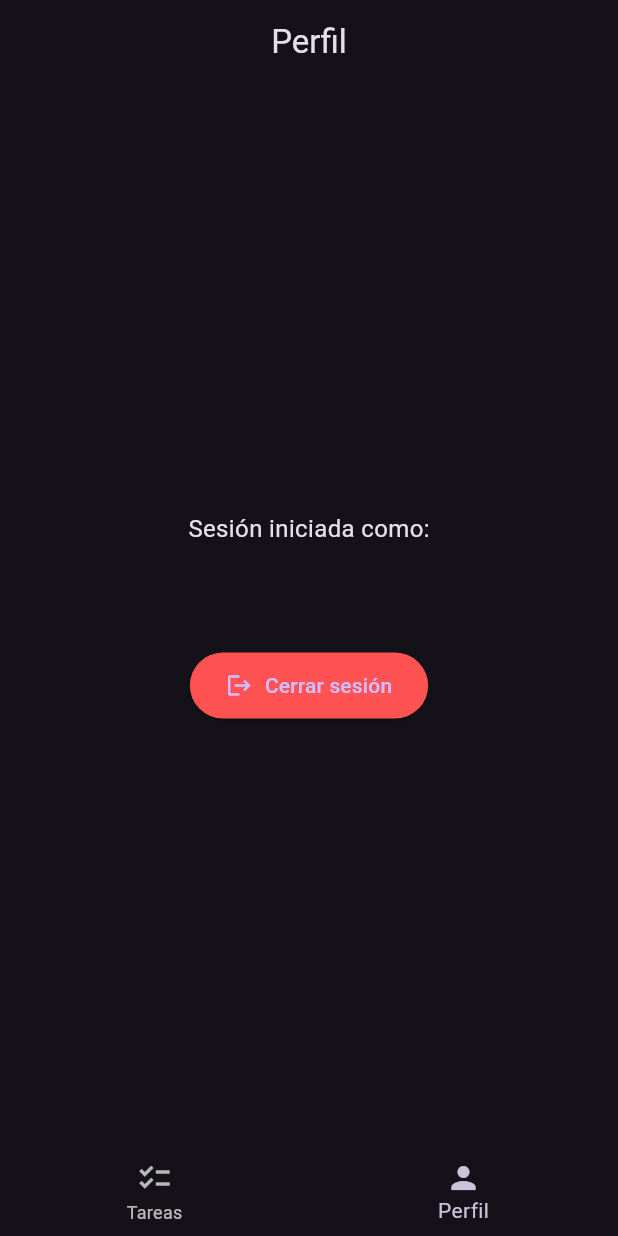
After one commit to antonelli-dev/daily-planner, a Flutter app: the screen it shows once a user with an empty profile is signed in, item 2 of the bottom bar chosen, after a tap on "Cerrar sesión", on a phone screen of 412 x 824 dp. The commit adds this screen. Run offline on Flutter 3.47's test engine with Material 3 defaults, Android fonts, the phone set to English and light mode, and no system bars; our stand-ins replace get_it, go_router, supabase_flutter; accounts and stored records are empty; network calls fail.

Commit message:
added login and logout, main screen and new project architecture

```diff
--- /dev/null
+++ b/lib/features/auth/domain/auth_repository.dart
@@ -0,0 +1,3 @@
+abstract class AuthRepository {
+  Future<void> login(String email, String password);
+}
--- /dev/null
+++ b/lib/features/auth/presentation/auth_page.dart
@@ -0,0 +1,99 @@
+import 'package:flutter/material.dart';
+import 'package:get_it/get_it.dart';
+import '../domain/login_usecase.dart';
+class AuthPage extends StatefulWidget {
+  const AuthPage({super.key});
+
+  @override
+  State<AuthPage> createState() => _AuthPageState();
+}
+
+class _AuthPageState extends State<AuthPage> {
+  final _emailController = TextEditingController();
+  final _passwordController = TextEditingController();
+  bool _isLogin = true;
+  bool _loading = false;
+  String? _error;
+
+  Future<void> _handleAuth() async {
+    setState(() => _loading = true);
+    final loginUseCase = GetIt.I<LoginUseCase>();
+
+    try {
+      if (_isLogin) {
+        await loginUseCase.login(
+          _emailController.text.trim(),
+          _passwordController.text.trim(),
+        );
+      } else {
+        throw UnimplementedError('Registro no implementado todavía');
+      }
+    } catch (e) {
+      showDialog(
+        context: context,
+        builder: (_) => AlertDialog(
+          title: const Text('Error de inicio de sesión'),
+          content: Text(
+            e.toString().contains('invalid_credentials')
+                ? 'Credenciales incorrectas. Verifica tu email y contraseña.'
+                : 'Ocurrió un error: ${e.toString()}',
+          ),
+          actions: [
+            TextButton(
+              child: const Text('Cerrar'),
+              onPressed: () => Navigator.of(context).pop(),
+            ),
+          ],
+        ),
+      );
+    } finally {
+      setState(() => _loading = false);
+    }
+  }
+
+
+  @override
+  Widget build(BuildContext context) {
+    return Scaffold(
+      appBar: AppBar(title: const Text('Daily Planner')),
+      body: Center(
+        child: SingleChildScrollView(
+          padding: const EdgeInsets.all(24),
+          child: Column(
+            mainAxisSize: MainAxisSize.min,
+            children: [
+              TextField(
+                controller: _emailController,
+                decoration: const InputDecoration(hintText: 'Correo electrónico'),
+              ),
+              const SizedBox(height: 16),
+              TextField(
+                controller: _passwordController,
+                obscureText: true,
+                decoration: const InputDecoration(hintText: 'Contraseña'),
+              ),
+              const SizedBox(height: 24),
+              if (_error != null)
+                Text(_error!, style: const TextStyle(color: Colors.red)),
+              const SizedBox(height: 8),
+              ElevatedButton(
+                onPressed: _loading ? null : _handleAuth,
+                child: Text(_loading
+                    ? 'Cargando...'
+                    : _isLogin
+                    ? 'Iniciar sesión'
+                    : 'Registrarse'),
+              ),
+              TextButton(
+                onPressed: () => setState(() => _isLogin = !_isLogin),
+                child: Text(_isLogin
+                    ? '¿No tienes cuenta? Regístrate'
+                    : '¿Ya tienes cuenta? Inicia sesión'),
+              ),
+            ],
+          ),
+        ),
+      ),
+    );
+  }
+}
--- /dev/null
+++ b/lib/features/planner/presentation/home_screen.dart
@@ -0,0 +1,51 @@
+import 'package:flutter/material.dart';
+import 'tasks_screen.dart';
+import 'profile_screen.dart';
+
+class HomeScreen extends StatefulWidget {
+  const HomeScreen({super.key});
+
+  @override
+  State<HomeScreen> createState() => _HomeScreenState();
+}
+
+class _HomeScreenState extends State<HomeScreen> {
+  int _currentIndex = 0;
+
+  final List<Widget> _screens = const [
+    TasksScreen(),
+    ProfileScreen(),
+  ];
+
+  final List<String> _titles = const [
+    'Tareas',
+    'Perfil',
+  ];
+
+  @override
+  Widget build(BuildContext context) {
+    return Scaffold(
+      appBar: AppBar(
+        title: Text(_titles[_currentIndex]),
+        centerTitle: true,
+      ),
+      body: _screens[_currentIndex],
+      bottomNavigationBar: BottomNavigationBar(
+        currentIndex: _currentIndex,
+        onTap: (newIndex) {
+          setState(() => _currentIndex = newIndex);
+        },
+        items: const [
+          BottomNavigationBarItem(
+            icon: Icon(Icons.checklist),
+            label: 'Tareas',
+          ),
+          BottomNavigationBarItem(
+            icon: Icon(Icons.person),
+            label: 'Perfil',
+          ),
+        ],
+      ),
+    );
+  }
+}
--- /dev/null
+++ b/lib/features/planner/presentation/profile_screen.dart
@@ -0,0 +1,43 @@
+import 'package:flutter/material.dart';
+import 'package:supabase_flutter/supabase_flutter.dart';
+
+class ProfileScreen extends StatelessWidget {
+  const ProfileScreen({super.key});
+
+  Future<void> _signOut(BuildContext context) async {
+    await Supabase.instance.client.auth.signOut();
+    // Redibujará automáticamente a AuthPage si usas GoRouter correctamente
+  }
+
+  @override
+  Widget build(BuildContext context) {
+    final userEmail = Supabase.instance.client.auth.currentUser?.email ?? 'Usuario';
+
+    return Center(
+      child: Column(
+        mainAxisAlignment: MainAxisAlignment.center,
+        children: [
+          Text(
+            'Sesión iniciada como:',
+            style: TextStyle(fontSize: 16),
+          ),
+          const SizedBox(height: 8),
+          Text(
+            userEmail,
+            style: TextStyle(fontSize: 20, fontWeight: FontWeight.bold),
+          ),
+          const SizedBox(height: 32),
+          ElevatedButton.icon(
+            onPressed: () => _signOut(context),
+            icon: const Icon(Icons.logout),
+            label: const Text('Cerrar sesión'),
+            style: ElevatedButton.styleFrom(
+              backgroundColor: Colors.redAccent,
+              padding: const EdgeInsets.symmetric(horizontal: 24, vertical: 12),
+            ),
+          ),
+        ],
+      ),
+    );
+  }
+}
--- /dev/null
+++ b/lib/features/planner/presentation/tasks_screen.dart
@@ -0,0 +1,23 @@
+import 'package:flutter/material.dart';
+
+class TasksScreen extends StatelessWidget {
+  const TasksScreen({super.key});
+
+  @override
+  Widget build(BuildContext context) {
+    // Esta es una pantalla de ejemplo. Luego se conecta a Supabase.
+    return Center(
+      child: Column(
+        mainAxisAlignment: MainAxisAlignment.center,
+        children: const [
+          Icon(Icons.checklist, size: 64),
+          SizedBox(height: 16),
+          Text(
+            'Aquí irán tus tareas',
+            style: TextStyle(fontSize: 20),
+          ),
+        ],
+      ),
+    );
+  }
+}
--- /dev/null
+++ b/lib/routes/app_router.dart
@@ -0,0 +1,53 @@
+import 'package:flutter/material.dart';
+import 'package:go_router/go_router.dart';
+import 'package:supabase_flutter/supabase_flutter.dart';
+import '../features/auth/presentation/auth_page.dart';
+import '../features/planner/presentation/home_screen.dart';
+import '../features/planner/presentation/profile_screen.dart';
+import '../features/planner/presentation/tasks_screen.dart';
+
+// Create a ChangeNotifier for auth state
+class AuthChangeNotifier extends ChangeNotifier {
+  AuthChangeNotifier() {
+    Supabase.instance.client.auth.onAuthStateChange.listen((event) {
+      notifyListeners();
+    });
+  }
+}
+
+final authChangeNotifier = AuthChangeNotifier();
+
+final appRouter = GoRouter(
+  initialLocation: '/',
+  refreshListenable: authChangeNotifier,
+  redirect: (context, state) {
+    final session = Supabase.instance.client.auth.currentSession;
+    final loggingIn = state.matchedLocation == '/auth';
+
+    // If no session and not on auth page, redirect to auth
+    if (session == null && !loggingIn) return '/auth';
+
+    // If has session and on auth page, redirect to home
+    if (session != null && loggingIn) return '/';
+
+    return null;
+  },
+  routes: [
+    GoRoute(
+      path: '/auth',
+      builder: (context, state) => const AuthPage(),
+    ),
+    GoRoute(
+      path: '/',
+      builder: (context, state) => const HomeScreen(),
+    ),
+    GoRoute(
+      path: '/profile',
+      builder: (context, state) => const ProfileScreen(),
+    ),
+    GoRoute(
+      path: '/tasks',
+      builder: (context, state) => const TasksScreen(),
+    ),
+  ],
+);
--- /dev/null
+++ b/lib/services/service_locator.dart
@@ -0,0 +1,15 @@
+import 'package:get_it/get_it.dart';
+import 'package:supabase_flutter/supabase_flutter.dart';
+import '../features/auth/domain/auth_repository.dart';
+import '../features/auth/domain/login_usecase.dart';
+import '../features/auth/data/auth_repository_impl.dart';
+
+final GetIt getIt = GetIt.instance;
+
+void setupServiceLocator() {
+  final supabase = Supabase.instance.client;
+
+  getIt.registerLazySingleton<AuthRepository>(() => AuthRepositoryImpl(supabase));
+
+  getIt.registerLazySingleton(() => LoginUseCase(getIt<AuthRepository>()));
+}
--- a/pubspec.yaml
+++ b/pubspec.yaml
@@ -36,6 +36,8 @@ dependencies:
   # Use with the CupertinoIcons class for iOS style icons.
   cupertino_icons: ^1.0.6
   supabase_flutter: ^2.9.0
+  get_it: ^8.0.3
+  go_router: ^14.6.2
 
 dev_dependencies:
   flutter_test:
```
Also changed, not shown: lib/features/auth/data/auth_repository_impl.dart (added, +20 -0 lines), lib/features/auth/domain/login_usecase.dart (added, +11 -0 lines), lib/main.dart (+9 -164 lines), pubspec.lock.
